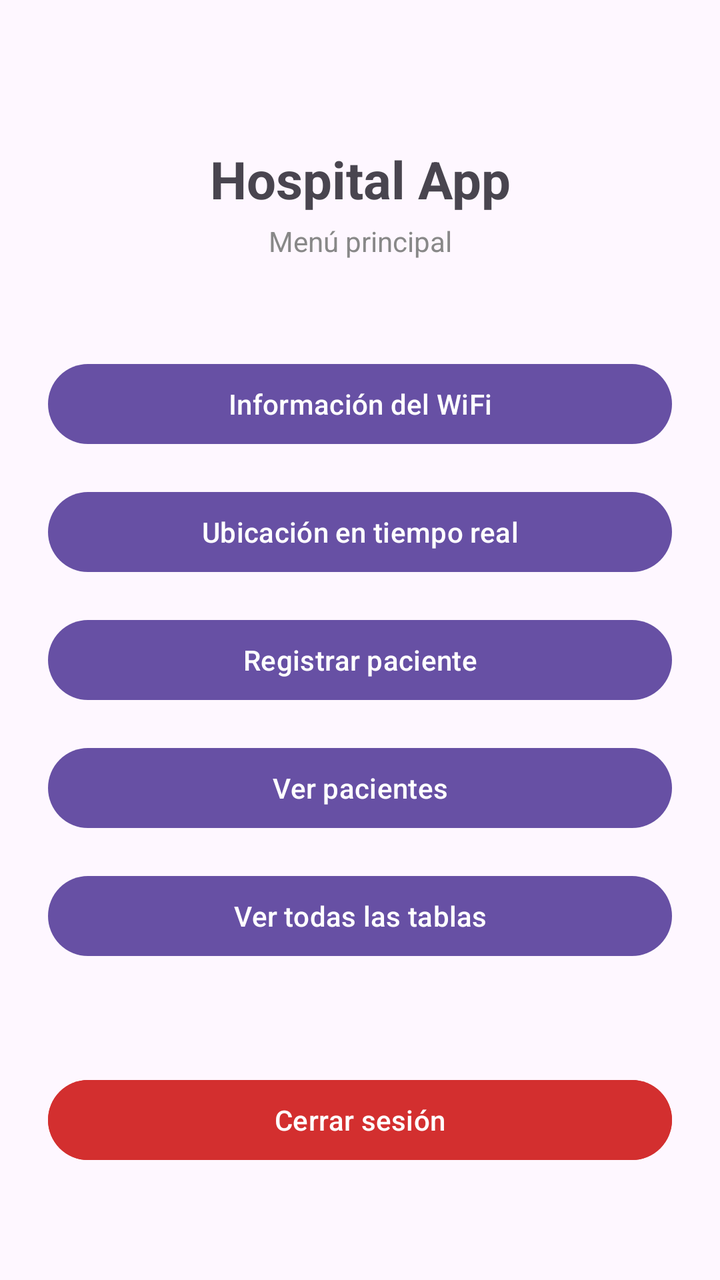
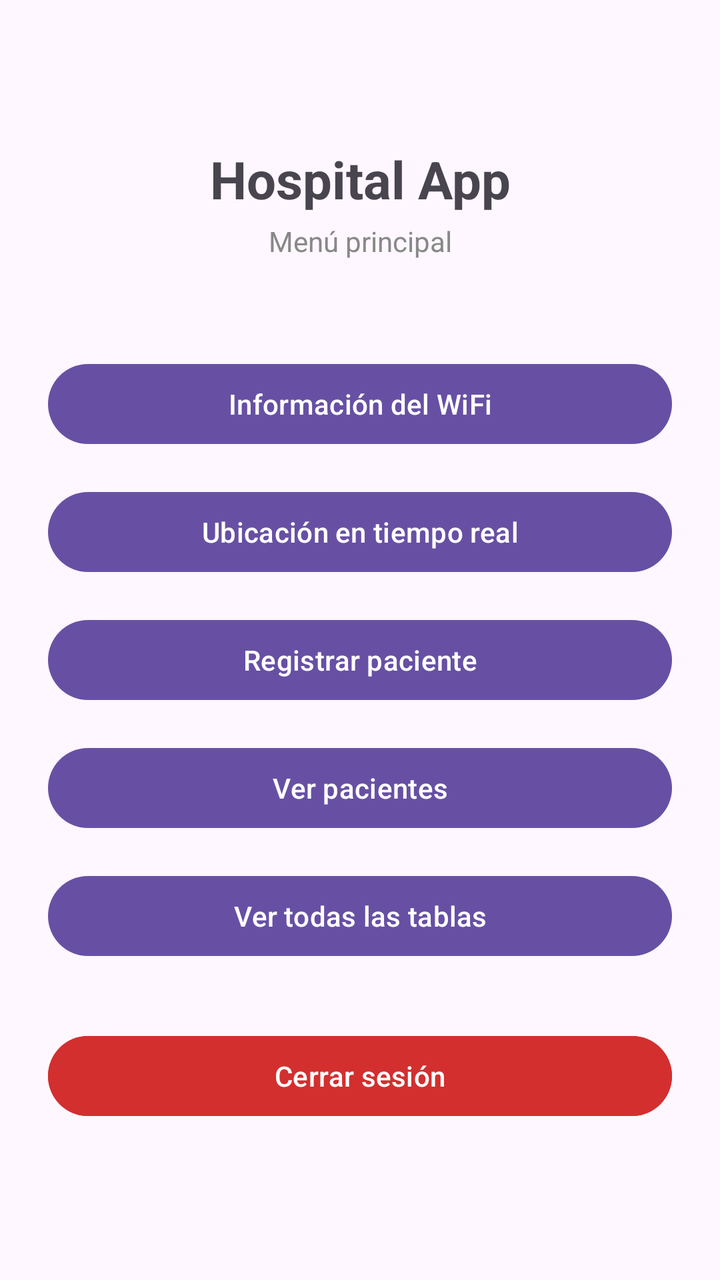

Two renders of the same Android screen: before a commit and after it. Below are the layout's source before the change and the commit's diff.
<!-- AndroidManifest.xml: application theme Theme.ProyectoTheProyect -->
<!-- res/layout/activity_menu_principal.xml -->
<?xml version="1.0" encoding="utf-8"?>
<androidx.constraintlayout.widget.ConstraintLayout
    xmlns:android="http://schemas.android.com/apk/res/android"
    xmlns:app="http://schemas.android.com/apk/res-auto"
    xmlns:tools="http://schemas.android.com/tools"
    android:id="@+id/main"
    android:layout_width="match_parent"
    android:layout_height="match_parent"
    android:padding="24dp"
    tools:context=".MenuActivity">

    
    <TextView
        android:id="@+id/tvTituloMenu"
        android:layout_width="wrap_content"
        android:layout_height="wrap_content"
        android:text="Hospital App"
        android:textSize="26sp"
        android:textStyle="bold"
        app:layout_constraintTop_toTopOf="parent"
        app:layout_constraintStart_toStartOf="parent"
        app:layout_constraintEnd_toEndOf="parent"
        android:layout_marginTop="48dp"/>

    <TextView
        android:id="@+id/tvSubtituloMenu"
        android:layout_width="wrap_content"
        android:layout_height="wrap_content"
        android:text="Menú principal"
        android:textSize="14sp"
        android:textColor="#888888"
        app:layout_constraintTop_toBottomOf="@id/tvTituloMenu"
        app:layout_constraintStart_toStartOf="parent"
        app:layout_constraintEnd_toEndOf="parent"
        android:layout_marginTop="4dp"/>

    
    <Button
        android:id="@+id/btnMenuWifiInfo"
        android:layout_width="0dp"
        android:layout_height="wrap_content"
        android:text="Información del WiFi"
        app:layout_constraintTop_toBottomOf="@id/tvSubtituloMenu"
        app:layout_constraintStart_toStartOf="parent"
        app:layout_constraintEnd_toEndOf="parent"
        android:layout_marginTop="48dp"/>

    <Button
        android:id="@+id/btnMenuLocalizacion"
        android:layout_width="0dp"
        android:layout_height="wrap_content"
        android:text="Ubicación en tiempo real"
        app:layout_constraintTop_toBottomOf="@id/btnMenuWifiInfo"
        app:layout_constraintStart_toStartOf="parent"
        app:layout_constraintEnd_toEndOf="parent"
        android:layout_marginTop="16dp"/>

    <Button
        android:id="@+id/btnMenuGuardarPaciente"
        android:layout_width="0dp"
        android:layout_height="wrap_content"
        android:text="Registrar paciente"
        app:layout_constraintTop_toBottomOf="@id/btnMenuLocalizacion"
        app:layout_constraintStart_toStartOf="parent"
        app:layout_constraintEnd_toEndOf="parent"
        android:layout_marginTop="16dp"/>

    <Button
        android:id="@+id/btnMenuVerPacientes"
        android:layout_width="0dp"
        android:layout_height="wrap_content"
        android:text="Ver pacientes"
        app:layout_constraintTop_toBottomOf="@id/btnMenuGuardarPaciente"
        app:layout_constraintStart_toStartOf="parent"
        app:layout_constraintEnd_toEndOf="parent"
        android:layout_marginTop="16dp"/>

    <Button
        android:id="@+id/btnMenuVerTablas"
        android:layout_width="0dp"
        android:layout_height="wrap_content"
        android:text="Ver todas las tablas"
        app:layout_constraintTop_toBottomOf="@id/btnMenuVerPacientes"
        app:layout_constraintStart_toStartOf="parent"
        app:layout_constraintEnd_toEndOf="parent"
        android:layout_marginTop="16dp"/>

    
    <Button
        android:id="@+id/btnCerrarSesion"
        android:layout_width="0dp"
        android:layout_height="wrap_content"
        android:text="Cerrar sesión"
        android:backgroundTint="#D32F2F"
        app:layout_constraintBottom_toBottomOf="parent"
        app:layout_constraintStart_toStartOf="parent"
        app:layout_constraintEnd_toEndOf="parent"
        android:layout_marginBottom="32dp"/>

</androidx.constraintlayout.widget.ConstraintLayout>
<!-- resources referenced by this layout -->
<resources>
  <style name="Theme.ProyectoTheProyect" parent="Base.Theme.ProyectoTheProyect" />
  <style name="Base.Theme.ProyectoTheProyect" parent="Theme.Material3.DayNight.NoActionBar">
          
          
      </style>
</resources>

<!-- the commit's change to res/layout/activity_menu_principal.xml (unified diff, before → after) -->
@@ -1,100 +1,107 @@
 <?xml version="1.0" encoding="utf-8"?>
-<androidx.constraintlayout.widget.ConstraintLayout
+<ScrollView
     xmlns:android="http://schemas.android.com/apk/res/android"
     xmlns:app="http://schemas.android.com/apk/res-auto"
     xmlns:tools="http://schemas.android.com/tools"
-    android:id="@+id/main"
     android:layout_width="match_parent"
     android:layout_height="match_parent"
-    android:padding="24dp"
-    tools:context=".MenuActivity">
+    android:fillViewport="true">
 
-    
-    <TextView
-        android:id="@+id/tvTituloMenu"
-        android:layout_width="wrap_content"
+    <androidx.constraintlayout.widget.ConstraintLayout
+        android:id="@+id/main"
+        android:layout_width="match_parent"
         android:layout_height="wrap_content"
-        android:text="Hospital App"
-        android:textSize="26sp"
-        android:textStyle="bold"
-        app:layout_constraintTop_toTopOf="parent"
-        app:layout_constraintStart_toStartOf="parent"
-        app:layout_constraintEnd_toEndOf="parent"
-        android:layout_marginTop="48dp"/>
+        android:padding="24dp"
+        tools:context=".MenuActivity">
 
-    <TextView
-        android:id="@+id/tvSubtituloMenu"
-        android:layout_width="wrap_content"
-        android:layout_height="wrap_content"
-        android:text="Menú principal"
-        android:textSize="14sp"
-        android:textColor="#888888"
-        app:layout_constraintTop_toBottomOf="@id/tvTituloMenu"
-        app:layout_constraintStart_toStartOf="parent"
-        app:layout_constraintEnd_toEndOf="parent"
-        android:layout_marginTop="4dp"/>
+        
+        <TextView
+            android:id="@+id/tvTituloMenu"
+            android:layout_width="wrap_content"
+            android:layout_height="wrap_content"
+            android:text="Hospital App"
+            android:textSize="26sp"
+            android:textStyle="bold"
+            app:layout_constraintTop_toTopOf="parent"
+            app:layout_constraintStart_toStartOf="parent"
+            app:layout_constraintEnd_toEndOf="parent"
+            android:layout_marginTop="48dp"/>
 
-    
-    <Button
-        android:id="@+id/btnMenuWifiInfo"
-        android:layout_width="0dp"
-        android:layout_height="wrap_content"
-        android:text="Información del WiFi"
-        app:layout_constraintTop_toBottomOf="@id/tvSubtituloMenu"
-        app:layout_constraintStart_toStartOf="parent"
-        app:layout_constraintEnd_toEndOf="parent"
-        android:layout_marginTop="48dp"/>
+        <TextView
+            android:id="@+id/tvSubtituloMenu"
+            android:layout_width="wrap_content"
+            android:layout_height="wrap_content"
+            android:text="Menú principal"
+            android:textSize="14sp"
+            android:textColor="#888888"
+            app:layout_constraintTop_toBottomOf="@id/tvTituloMenu"
+            app:layout_constraintStart_toStartOf="parent"
+            app:layout_constraintEnd_toEndOf="parent"
+            android:layout_marginTop="4dp"/>
 
-    <Button
-        android:id="@+id/btnMenuLocalizacion"
-        android:layout_width="0dp"
-        android:layout_height="wrap_content"
-        android:text="Ubicación en tiempo real"
-        app:layout_constraintTop_toBottomOf="@id/btnMenuWifiInfo"
-        app:layout_constraintStart_toStartOf="parent"
-        app:layout_constraintEnd_toEndOf="parent"
-        android:layout_marginTop="16dp"/>
+        
+        <Button
+            android:id="@+id/btnMenuWifiInfo"
+            android:layout_width="0dp"
+            android:layout_height="wrap_content"
+            android:text="Información del WiFi"
+            app:layout_constraintTop_toBottomOf="@id/tvSubtituloMenu"
+            app:layout_constraintStart_toStartOf="parent"
+            app:layout_constraintEnd_toEndOf="parent"
+            android:layout_marginTop="48dp"/>
 
-    <Button
-        android:id="@+id/btnMenuGuardarPaciente"
-        android:layout_width="0dp"
-        android:layout_height="wrap_content"
-        android:text="Registrar paciente"
-        app:layout_constraintTop_toBottomOf="@id/btnMenuLocalizacion"
-        app:layout_constraintStart_toStartOf="parent"
-        app:layout_constraintEnd_toEndOf="parent"
-        android:layout_marginTop="16dp"/>
+        <Button
+            android:id="@+id/btnMenuLocalizacion"
+            android:layout_width="0dp"
+            android:layout_height="wrap_content"
+            android:text="Ubicación en tiempo real"
+            app:layout_constraintTop_toBottomOf="@id/btnMenuWifiInfo"
+            app:layout_constraintStart_toStartOf="parent"
+            app:layout_constraintEnd_toEndOf="parent"
+            android:layout_marginTop="16dp"/>
 
-    <Button
-        android:id="@+id/btnMenuVerPacientes"
-        android:layout_width="0dp"
-        android:layout_height="wrap_content"
-        android:text="Ver pacientes"
-        app:layout_constraintTop_toBottomOf="@id/btnMenuGuardarPaciente"
-        app:layout_constraintStart_toStartOf="parent"
-        app:layout_constraintEnd_toEndOf="parent"
-        android:layout_marginTop="16dp"/>
+        <Button
+            android:id="@+id/btnMenuGuardarPaciente"
+            android:layout_width="0dp"
+            android:layout_height="wrap_content"
+            android:text="Registrar paciente"
+            app:layout_constraintTop_toBottomOf="@id/btnMenuLocalizacion"
+            app:layout_constraintStart_toStartOf="parent"
+            app:layout_constraintEnd_toEndOf="parent"
+            android:layout_marginTop="16dp"/>
 
-    <Button
-        android:id="@+id/btnMenuVerTablas"
-        android:layout_width="0dp"
-        android:layout_height="wrap_content"
-        android:text="Ver todas las tablas"
-        app:layout_constraintTop_toBottomOf="@id/btnMenuVerPacientes"
-        app:layout_constraintStart_toStartOf="parent"
-        app:layout_constraintEnd_toEndOf="parent"
-        android:layout_marginTop="16dp"/>
+        <Button
+            android:id="@+id/btnMenuVerPacientes"
+            android:layout_width="0dp"
+            android:layout_height="wrap_content"
+            android:text="Ver pacientes"
+            app:layout_constraintTop_toBottomOf="@id/btnMenuGuardarPaciente"
+            app:layout_constraintStart_toStartOf="parent"
+            app:layout_constraintEnd_toEndOf="parent"
+            android:layout_marginTop="16dp"/>
 
-    
-    <Button
-        android:id="@+id/btnCerrarSesion"
-        android:layout_width="0dp"
-        android:layout_height="wrap_content"
-        android:text="Cerrar sesión"
-        android:backgroundTint="#D32F2F"
-        app:layout_constraintBottom_toBottomOf="parent"
-        app:layout_constraintStart_toStartOf="parent"
-        app:layout_constraintEnd_toEndOf="parent"
-        android:layout_marginBottom="32dp"/>
+        <Button
+            android:id="@+id/btnMenuVerTablas"
+            android:layout_width="0dp"
+            android:layout_height="wrap_content"
+            android:text="Ver todas las tablas"
+            app:layout_constraintTop_toBottomOf="@id/btnMenuVerPacientes"
+            app:layout_constraintStart_toStartOf="parent"
+            app:layout_constraintEnd_toEndOf="parent"
+            android:layout_marginTop="16dp"/>
 
-</androidx.constraintlayout.widget.ConstraintLayout>
+        
+        <Button
+            android:id="@+id/btnCerrarSesion"
+            android:layout_width="0dp"
+            android:layout_height="wrap_content"
+            android:text="Cerrar sesión"
+            android:backgroundTint="#D32F2F"
+            app:layout_constraintTop_toBottomOf="@id/btnMenuVerTablas"
+            app:layout_constraintStart_toStartOf="parent"
+            app:layout_constraintEnd_toEndOf="parent"
+            android:layout_marginTop="32dp"
+            android:layout_marginBottom="32dp"/>
+
+    </androidx.constraintlayout.widget.ConstraintLayout>
+</ScrollView>
